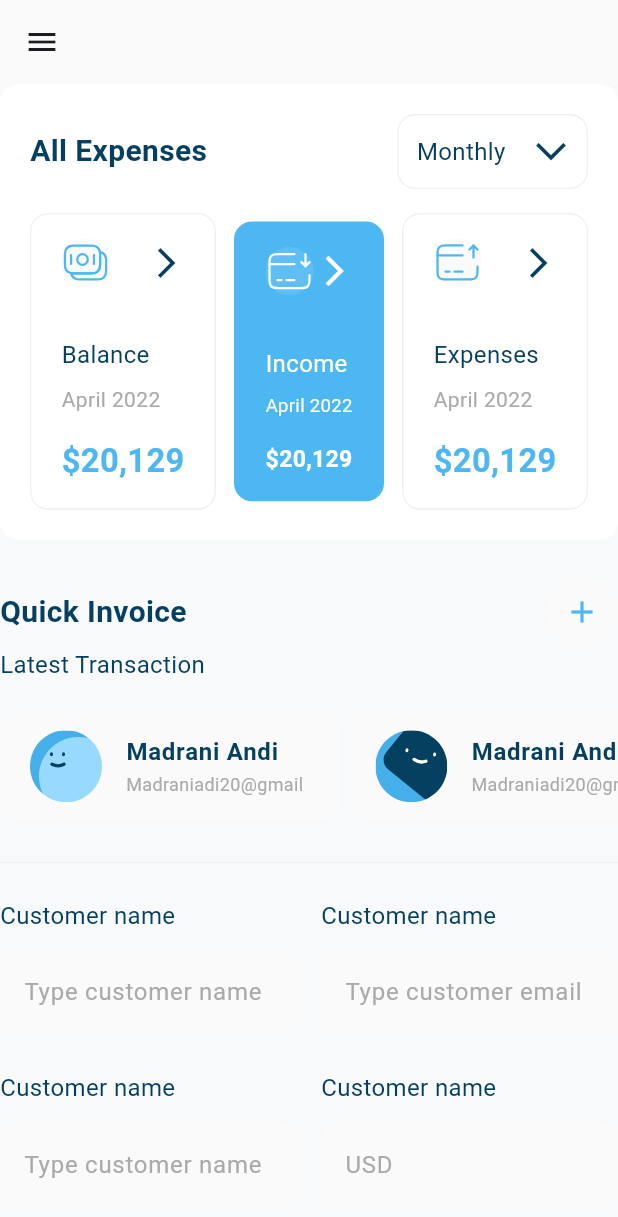
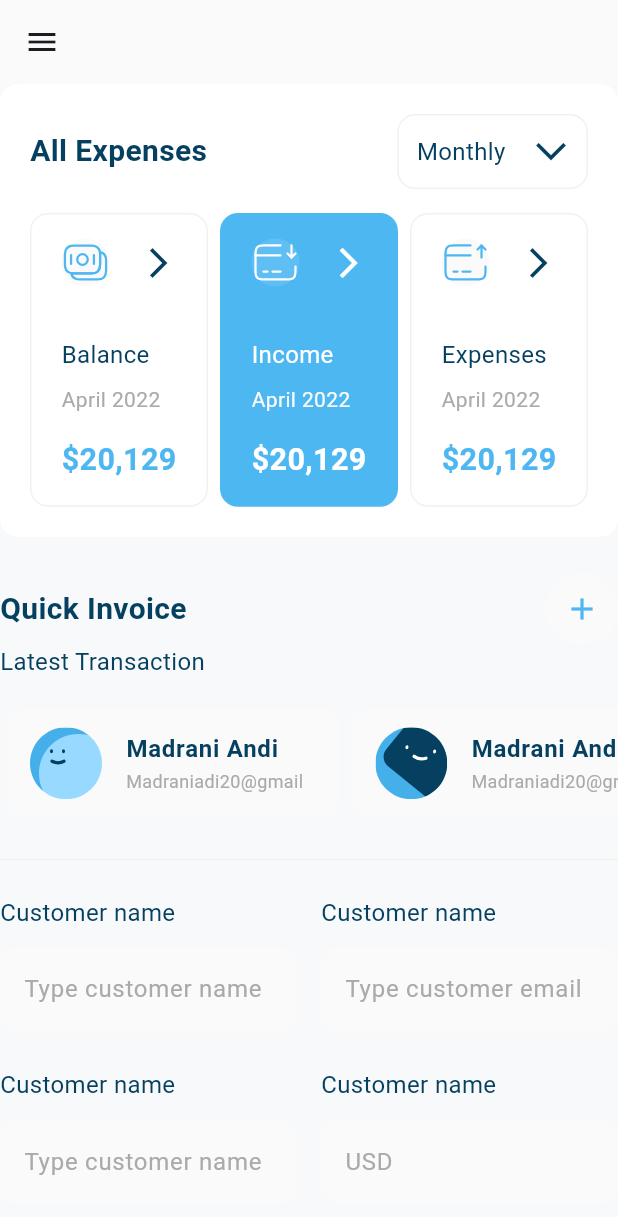
Before and after one commit to mostafanagy0/Responsive-DashBord, a Flutter app: the screen it shows after launch, after a tap on "Income", on a phone screen of 412 x 824 dp. Shown: the top 1217 px of the screen. Run offline on Flutter 3.47's test engine with Material 3 defaults, Android fonts, the phone set to English and light mode, and no system bars; our stand-ins replace device_preview, expandable_page_view, fl_chart, flutter_svg; Roboto replaces fonts that are missing (Montserrat); project files that could hold a hidden picture were left out.

Commit message:
all done

```diff
--- a/lib/main.dart
+++ b/lib/main.dart
@@ -1,8 +1,10 @@
+import 'package:device_preview/device_preview.dart';
 import 'package:flutter/material.dart';
 import 'package:resposive_dashbord/views/dashBord_view.dart';
 
 void main() {
-  runApp(const ReponsiveDashbord());
+  runApp(DevicePreview(
+      enabled: true, builder: (context) => const ReponsiveDashbord()));
 }
 
 class ReponsiveDashbord extends StatelessWidget {
@@ -10,9 +12,11 @@ class ReponsiveDashbord extends StatelessWidget {
 
   @override
   Widget build(BuildContext context) {
-    return const MaterialApp(
+    return MaterialApp(
+      locale: DevicePreview.locale(context),
+      builder: DevicePreview.appBuilder,
       debugShowCheckedModeBanner: false,
-      home: DashBordView(),
+      home: const DashBordView(),
     );
   }
 }
--- a/lib/widgets/all_expenses.dart
+++ b/lib/widgets/all_expenses.dart
@@ -16,7 +16,7 @@ class AllExpenses extends StatelessWidget {
           SizedBox(
             height: 16,
           ),
-          AllExpensesItemListView(),
+          AllExpensessItemsListView()
         ],
       ),
     );
--- a/lib/widgets/all_expenses_item_list_view.dart
+++ b/lib/widgets/all_expenses_item_list_view.dart
@@ -3,9 +3,16 @@ import 'package:resposive_dashbord/models/all_expenses_item_model.dart';
 import 'package:resposive_dashbord/utils/assets.dart';
 import 'package:resposive_dashbord/widgets/all_expenses_item.dart';
 
-class AllExpensesItemListView extends StatefulWidget {
-  const AllExpensesItemListView({super.key});
-  static final items = [
+class AllExpensessItemsListView extends StatefulWidget {
+  const AllExpensessItemsListView({super.key});
+
+  @override
+  State<AllExpensessItemsListView> createState() =>
+      _AllExpensessItemsListViewState();
+}
+
+class _AllExpensessItemsListViewState extends State<AllExpensessItemsListView> {
+  final items = [
     const AllExpensessItemModel(
         image: Assets.imagesBalance,
         title: 'Balance',
@@ -23,53 +30,76 @@ class AllExpensesItemListView extends StatefulWidget {
         price: r'$20,129'),
   ];
 
-  @override
-  State<AllExpensesItemListView> createState() =>
-      _AllExpensesItemListViewState();
-}
-
-class _AllExpensesItemListViewState extends State<AllExpensesItemListView> {
   int selectedIndex = 0;
   @override
   Widget build(BuildContext context) {
     return Row(
-      // children: items
-      //     .map((e) => Expanded(child: AllExpensessItem(itemModel: e)))
-      //     .toList(),
-
-      children: AllExpensesItemListView.items.asMap().entries.map((e) {
-        int index = e.key;
-        var item = e.value;
-
-        if (index == 1) {
-          return Expanded(
-            child: Padding(
-              padding: const EdgeInsets.symmetric(horizontal: 12),
+      children: [
+        // item1
+        Expanded(
           child: GestureDetector(
             onTap: () {
-                  updateIndex(index);
+              updateIndex(0);
             },
             child: AllExpensessItem(
-                  itemModel: item,
-                  isSelected: selectedIndex == index,
+              isSelected: selectedIndex == 0,
+              itemModel: items[0],
             ),
           ),
         ),
-          );
-        } else {
-          return Expanded(
+        const SizedBox(
+          width: 8,
+        ),
+        // item2
+        Expanded(
           child: GestureDetector(
             onTap: () {
-              updateIndex(index);
+              updateIndex(1);
             },
             child: AllExpensessItem(
-              itemModel: item,
-              isSelected: selectedIndex == index,
+              isSelected: selectedIndex == 1,
+              itemModel: items[1],
             ),
-          ));
-        }
-      }).toList(),
+          ),
+        ),
+        const SizedBox(
+          width: 8,
+        ),
+        // item3
+        Expanded(
+          child: GestureDetector(
+            onTap: () {
+              updateIndex(2);
+            },
+            child: AllExpensessItem(
+              isSelected: selectedIndex == 2,
+              itemModel: items[2],
+            ),
+          ),
+        )
+      ],
     );
+    // return Row(
+    //   // children: items.map((e) => AllExpensessItem(itemModel: e)).toList(),
+    //   children: items.asMap().entries.map((e) {
+    //     int index = e.key;
+    //     var item = e.value;
+    //     return Expanded(
+    //       child: GestureDetector(
+    //         onTap: () {
+    //           updateIndex(index);
+    //         },
+    //         child: Padding(
+    //           padding: EdgeInsets.symmetric(horizontal: index == 1 ? 12 : 0),
+    //           child: AllExpensessItem(
+    //             isSelected: selectedIndex == index,
+    //             itemModel: item,
+    //           ),
+    //         ),
+    //       ),
+    //     );
+    //   }).toList(),
+    // );
   }
 
   void updateIndex(int index) {
--- a/pubspec.yaml
+++ b/pubspec.yaml
@@ -29,6 +29,7 @@ environment:
 # versions available, run `flutter pub outdated`.
 dependencies:
   cupertino_icons: ^1.0.8
+  device_preview: ^1.2.0
   expandable_page_view: ^1.0.17
   fl_chart: ^0.65.0
   flutter:
```
Also changed, not shown: pubspec.lock, 1 other file. Lines whose indentation alone changed are shown as unchanged.
